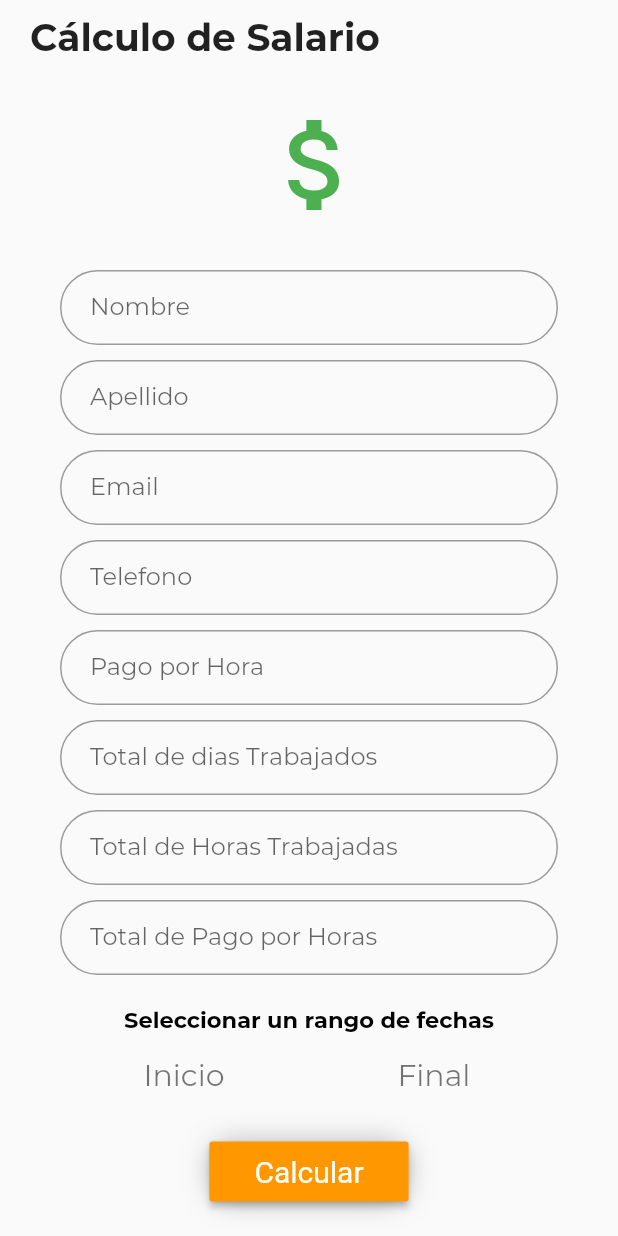
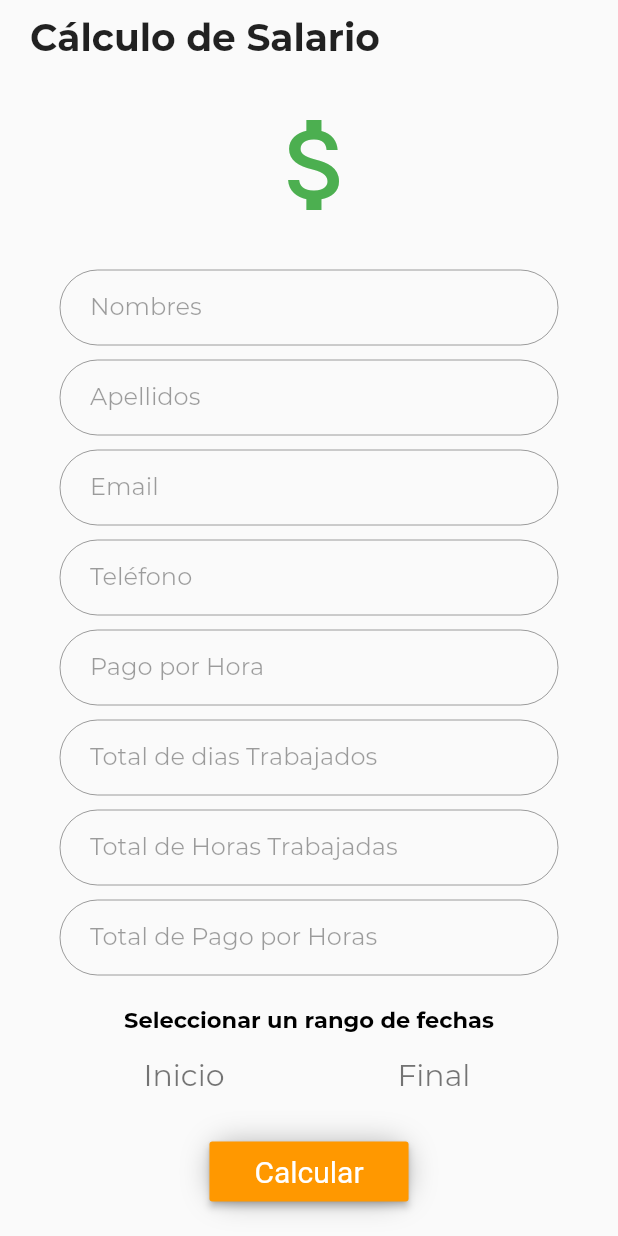
Before and after one commit to Advanced-Ideas-Developers/in_out_landscaping, a Flutter app: the CollaboratorSearchView screen opened directly, scrolled down 576 dp, on a phone screen of 412 x 824 dp. Run offline on Flutter 3.47's test engine with Material 2 defaults, Android fonts, the phone set to English and light mode, and no system bars; our stand-ins replace email_validator, flutter_datetime_picker, flutter_svg; missing offline and left inert: groovin_widgets, searchable_dropdown; Roboto replaces fonts that are missing (Georgia); project files that could hold a hidden picture were left out.

Commit message:
Comentariando el código

```diff
--- a/lib/AssistancePage.dart
+++ b/lib/AssistancePage.dart
@@ -28,7 +28,7 @@ class _AssistanceViewState extends State<AssistanceView> {
   Widget build(BuildContext context) {
     final searchController = TextEditingController();
     List<Color> _coloresHeader = [Colors.black, Colors.teal[800]];
-    String _dropdownValue = '-'; //Variable a utilizar en el dropdown
+    //String _dropdownValue = '-'; //Variable a utilizar en el dropdown
     // Inico de construccion de TextFields
     final txtBusqueda = TextField(
       controller: searchController,
--- a/lib/CollaboratorsSearch.dart
+++ b/lib/CollaboratorsSearch.dart
@@ -1,5 +1,4 @@
 import 'package:flutter/material.dart';
-import 'package:in_out_landscaping/CollaboratorsList.dart';
 import 'RegisterCollaborator.dart';
 import 'Collaborator.dart';
 import 'package:email_validator/email_validator.dart';
@@ -25,10 +24,13 @@ class CollaboratorSearchView extends StatefulWidget {
 }
 
 class _CollaboratorSearchViewState extends State<CollaboratorSearchView> {
+  //Variables para los rangos de fechas
   String _date = "Inicio";
   String _date2 = "Final";
   bool _valid = true;
+
   // Textfields Controller
+  final searchController = TextEditingController();
   final nameController = TextEditingController();
   final lasNameController = TextEditingController();
   final emailController = TextEditingController();
@@ -38,9 +40,8 @@ class _CollaboratorSearchViewState extends State<CollaboratorSearchView> {
   final hoursController = TextEditingController();
   final payTotalController = TextEditingController();
 
-  final searchController = TextEditingController();
+  //Colores para el Header
   List<Color> _headerColor = [Colors.black, Colors.teal[800]];
-  List<Color> _headerColores = [Colors.black, Colors.teal[800]];
 
   @override
   Widget build(BuildContext context) {
@@ -336,8 +337,9 @@ class _CollaboratorSearchViewState extends State<CollaboratorSearchView> {
                 Container(
                   child: TextField(
                     controller: nameController,
+                    enabled: false,
                     decoration: InputDecoration(
-                      labelText: 'Nombre',
+                      labelText: 'Nombres',
                       contentPadding: EdgeInsets.fromLTRB(20, 15, 0, 15),
                       border: OutlineInputBorder(
                         borderRadius: BorderRadius.all(Radius.circular(50)),
@@ -351,8 +353,9 @@ class _CollaboratorSearchViewState extends State<CollaboratorSearchView> {
                 Container(
                   child: TextField(
                     controller: lasNameController,
+                    enabled: false,
                     decoration: InputDecoration(
-                      labelText: 'Apellido',
+                      labelText: 'Apellidos',
                       contentPadding: EdgeInsets.fromLTRB(20, 15, 0, 15),
                       border: OutlineInputBorder(
                         borderRadius: BorderRadius.all(Radius.circular(50)),
@@ -366,6 +369,7 @@ class _CollaboratorSearchViewState extends State<CollaboratorSearchView> {
                 Container(
                   child: TextField(
                     controller: emailController,
+                    enabled: false,
                     decoration: InputDecoration(
                         labelText: 'Email',
                         contentPadding: EdgeInsets.fromLTRB(20, 15, 0, 15),
@@ -394,9 +398,10 @@ class _CollaboratorSearchViewState extends State<CollaboratorSearchView> {
                 Container(
                   child: TextField(
                     controller: phoneController,
+                    enabled: false,
                     keyboardType: TextInputType.number,
                     decoration: InputDecoration(
-                      labelText: 'Telefono',
+                      labelText: 'Teléfono',
                       contentPadding: EdgeInsets.fromLTRB(20, 15, 0, 15),
                       border: OutlineInputBorder(
                         borderRadius: BorderRadius.all(Radius.circular(50)),
@@ -410,6 +415,7 @@ class _CollaboratorSearchViewState extends State<CollaboratorSearchView> {
                 Container(
                   child: TextField(
                     controller: payHoursController,
+                    enabled: false,
                     decoration: InputDecoration(
                       labelText: 'Pago por Hora',
                       contentPadding: EdgeInsets.fromLTRB(20, 15, 0, 15),
@@ -425,6 +431,7 @@ class _CollaboratorSearchViewState extends State<CollaboratorSearchView> {
                 Container(
                   child: TextField(
                     controller: daysController,
+                    enabled: false,
                     decoration: InputDecoration(
                       labelText: 'Total de dias Trabajados',
                       contentPadding: EdgeInsets.fromLTRB(20, 15, 0, 15),
@@ -440,6 +447,7 @@ class _CollaboratorSearchViewState extends State<CollaboratorSearchView> {
                 Container(
                   child: TextField(
                     controller: hoursController,
+                    enabled: false,
                     decoration: InputDecoration(
                       labelText: 'Total de Horas Trabajadas',
                       contentPadding: EdgeInsets.fromLTRB(20, 15, 0, 15),
@@ -455,6 +463,7 @@ class _CollaboratorSearchViewState extends State<CollaboratorSearchView> {
                 Container(
                   child: TextField(
                     controller: payTotalController,
+                    enabled: false,
                     decoration: InputDecoration(
                       labelText: 'Total de Pago por Horas',
                       contentPadding: EdgeInsets.fromLTRB(20, 15, 0, 15),
```
